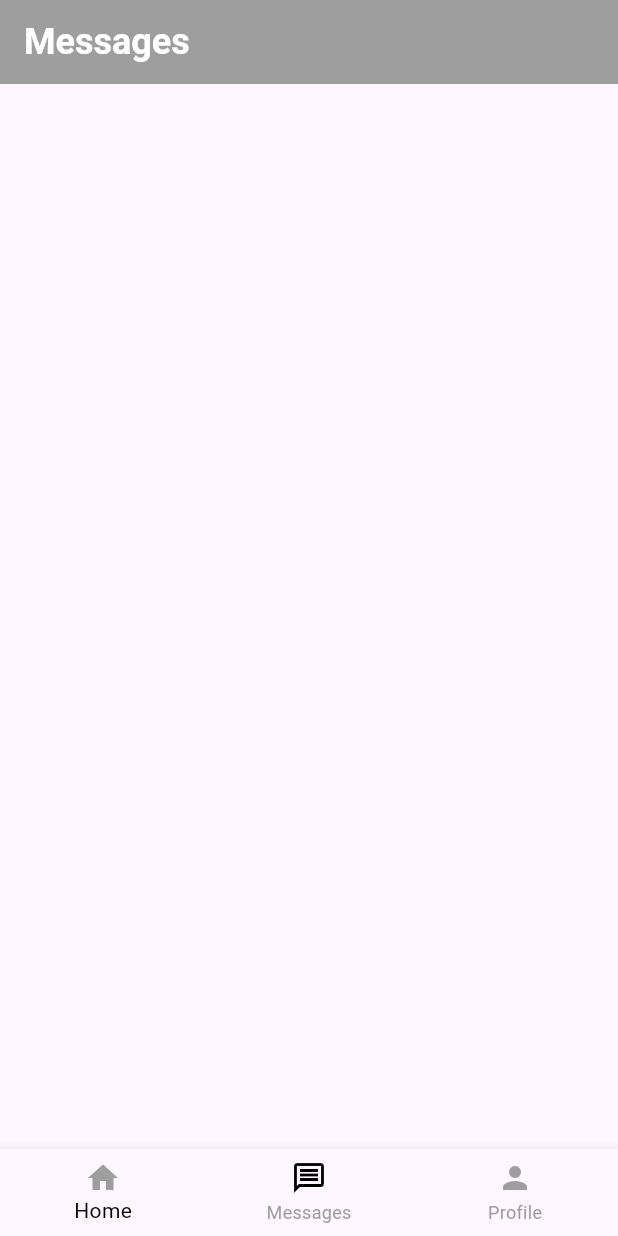
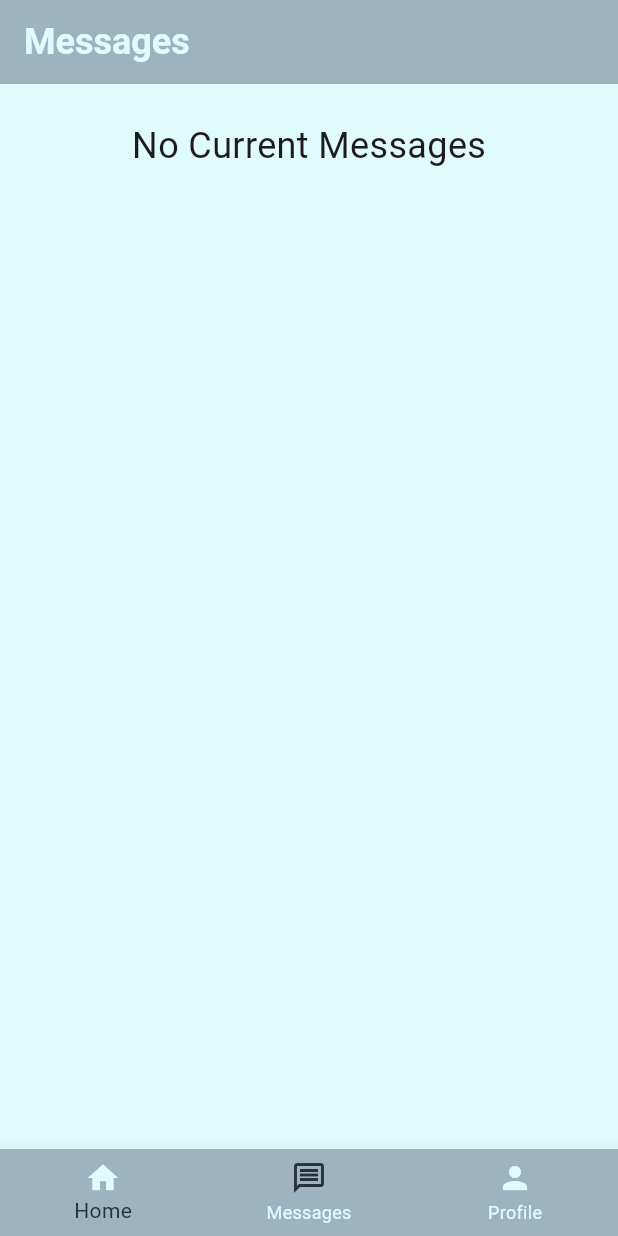
Before and after one commit to milanovviktorio/BoomBox, a Flutter app: the screen it shows after launch, item 2 of the bottom bar chosen, on a phone screen of 412 x 824 dp. Run offline on Flutter 3.47's test engine with Material 3 defaults, Android fonts, the phone set to English and light mode, and no system bars.

Commit message:
App ready for BT testing

```diff
--- a/App/boombox/lib/main.dart
+++ b/App/boombox/lib/main.dart
@@ -22,29 +22,43 @@ class MyHomePage extends StatelessWidget {
     return MaterialApp(
     debugShowCheckedModeBanner: false,
     home: Scaffold(
+      backgroundColor: Color(0xffe0fbfc),
       appBar: AppBar(
-        title: const Text('Home'),
-        backgroundColor: Colors.grey[500],
+        title: const Text('BoomBox'),
+        backgroundColor: Color(0xff9db4c0),
         titleTextStyle: const TextStyle(
-          color: Colors.white,
+          color: Color(0xffe0fbfc),
           fontSize: 24.0,
           fontWeight: FontWeight.bold
         ),
       ),
+      body: Center(
+        child: Column(
+          mainAxisAlignment: MainAxisAlignment.center,
+          children: [
+            Text(
+              'Welcome to BoomBox!',
+              style: TextStyle(fontSize: 24),
+            ),
+            Image.asset('assets/trust.png'),
+          ],
+        ),
+      ),
       bottomNavigationBar: BottomNavigationBar(
-      selectedItemColor: Colors.black,
-      unselectedItemColor: Colors.grey[500],
+      backgroundColor: Color(0xff9db4c0),
+      selectedItemColor: Color(0xff253237),
+      unselectedItemColor: Color(0xffe0fbfc),
   items: [
     BottomNavigationBarItem(
-      icon: Icon(Icons.home, color:Colors.black),
+      icon: Icon(Icons.home, color:Color(0xff253237)),
       label: 'Home',
     ),
     BottomNavigationBarItem(
-      icon: Icon(Icons.message_outlined, color: Colors.grey[500]),
+      icon: Icon(Icons.message_outlined, color: Color(0xffe0fbfc)),
       label: 'Messages',
     ),
     BottomNavigationBarItem(
-      icon: Icon(Icons.person, color:Colors.grey[500]),
+      icon: Icon(Icons.person, color:Color(0xffe0fbfc)),
       label: 'Profile',
     ),
   ],
@@ -78,29 +92,41 @@ class Messages extends StatelessWidget {
     return MaterialApp(
     debugShowCheckedModeBanner: false,
     home: Scaffold(
+      backgroundColor: Color(0xffe0fbfc),
       appBar: AppBar(
         title: const Text('Messages'),
-        backgroundColor: Colors.grey[500],
+        backgroundColor: Color(0xff9db4c0),
         titleTextStyle: const TextStyle(
-          color: Colors.white,
+          color: Color(0xffe0fbfc),
           fontSize: 24.0,
           fontWeight: FontWeight.bold
         ),
       ),
+      body: Padding(
+    padding: const EdgeInsets.only(top: 24.0),
+    child: Align(
+      alignment: Alignment.topCenter,
+      child: Text(
+        'No Current Messages',
+        style: TextStyle(fontSize: 24),
+      ),
+    ),
+  ),
             bottomNavigationBar: BottomNavigationBar(
-            selectedItemColor: Colors.black,
-          unselectedItemColor: Colors.grey[500],
+            backgroundColor: Color(0xff9db4c0),
+      selectedItemColor: Color(0xff253237),
+      unselectedItemColor: Color(0xffe0fbfc),
   items: [
     BottomNavigationBarItem(
-      icon: Icon(Icons.home, color:Colors.grey[500]),
+      icon: Icon(Icons.home, color:Color(0xffe0fbfc)),
       label: 'Home',
     ),
     BottomNavigationBarItem(
-      icon: Icon(Icons.message_outlined, color: Colors.black),
+      icon: Icon(Icons.message_outlined, color: Color(0xff253237)),
       label: 'Messages',
     ),
     BottomNavigationBarItem(
-      icon: Icon(Icons.person, color:Colors.grey[500]),
+      icon: Icon(Icons.person, color:Color(0xffe0fbfc)),
       label: 'Profile',
     ),
   ],
@@ -134,29 +160,31 @@ class Profile extends StatelessWidget {
     return MaterialApp(
     debugShowCheckedModeBanner: false,
     home: Scaffold(
+      backgroundColor: Color(0xffe0fbfc),
       appBar: AppBar(
         title: const Text('Profile'),
-        backgroundColor: Colors.grey[500],
+        backgroundColor: Color(0xff9db4c0),
         titleTextStyle: const TextStyle(
-          color: Colors.white,
+          color: Color(0xffe0fbfc),
           fontSize: 24.0,
           fontWeight: FontWeight.bold
         ),
       ),
   bottomNavigationBar: BottomNavigationBar(
-          selectedItemColor: Colors.black,
-          unselectedItemColor: Colors.grey[500],
+          backgroundColor: Color(0xff9db4c0),
+      selectedItemColor: Color(0xff253237),
+      unselectedItemColor: Color(0xffe0fbfc),
   items: [
     BottomNavigationBarItem(
-      icon: Icon(Icons.home, color:Colors.grey[500]),
+      icon: Icon(Icons.home, color:Color(0xffe0fbfc)),
       label: 'Home',
     ),
     BottomNavigationBarItem(
-      icon: Icon(Icons.message_outlined, color: Colors.grey[500]),
+      icon: Icon(Icons.message_outlined, color: Color(0xffe0fbfc)),
       label: 'Messages',
     ),
     BottomNavigationBarItem(
-      icon: Icon(Icons.person, color:Colors.black),
+      icon: Icon(Icons.person, color:Color(0xff253237)),
       label: 'Profile',
     ),
   ],
@@ -177,6 +205,19 @@ class Profile extends StatelessWidget {
     }
   },
 ),
+body: Center(
+        child: Column(
+          mainAxisAlignment: MainAxisAlignment.center,
+          children: [
+            Text(
+              '   Logged in as:\nViktorio Milanov',
+              style: TextStyle(fontSize: 24),
+            ),
+            SizedBox(height: 20),
+            Icon(Icons.person, size: 169),
+          ],
+        ),
+      ),
       ),
   );
   }
--- a/App/boombox/pubspec.yaml
+++ b/App/boombox/pubspec.yaml
@@ -52,7 +52,8 @@ dev_dependencies:
 
 # The following section is specific to Flutter packages.
 flutter:
-
+  assets:
+    - assets/trust.png
   # The following line ensures that the Material Icons font is
   # included with your application, so that you can use the icons in
   # the material Icons class.
```
Also changed, not shown: App/boombox/assets/trust.png (added), 1 other file.
